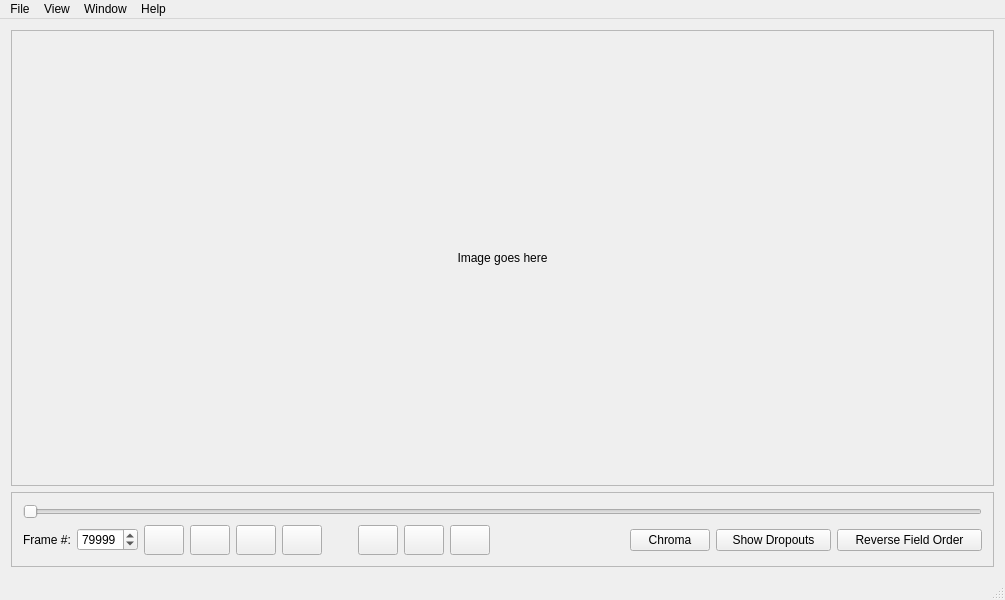
Qt form tools/ld-analyse/mainwindow.ui (happycube/ld-decode) before a commit.
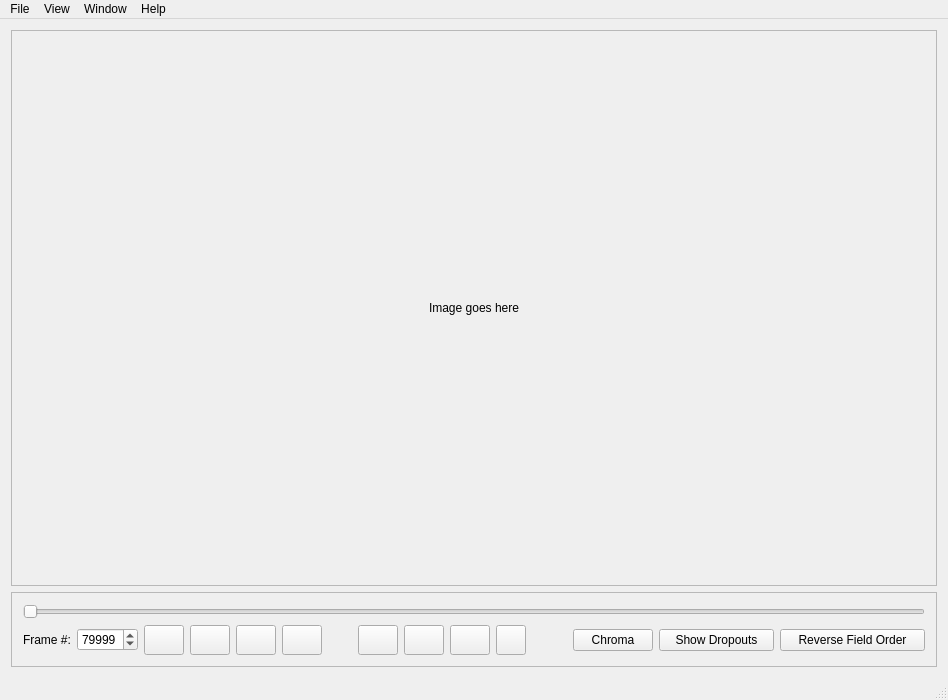
The same form after that commit. Icons and pictures are not drawn.

Diff of the .ui file:
```diff
--- a/tools/ld-analyse/mainwindow.ui
+++ b/tools/ld-analyse/mainwindow.ui
@@ -6,8 +6,8 @@
    <rect>
     <x>0</x>
     <y>0</y>
-    <width>1005</width>
-    <height>600</height>
+    <width>948</width>
+    <height>700</height>
    </rect>
   </property>
   <property name="sizePolicy">
@@ -52,8 +52,8 @@
           <rect>
            <x>0</x>
            <y>0</y>
-           <width>983</width>
-           <height>455</height>
+           <width>926</width>
+           <height>555</height>
           </rect>
          </property>
          <layout class="QVBoxLayout" name="verticalLayout_2">
@@ -264,7 +264,39 @@
               <string/>
              </property>
              <property name="icon">
-              <iconset theme="zoom-original"/>
+              <iconset theme="zoom-original">
+               <normaloff>.</normaloff>.</iconset>
+             </property>
+            </widget>
+           </item>
+           <item>
+            <widget class="QPushButton" name="mouseModePushButton">
+             <property name="minimumSize">
+              <size>
+               <width>30</width>
+               <height>30</height>
+              </size>
+             </property>
+             <property name="maximumSize">
+              <size>
+               <width>30</width>
+               <height>30</height>
+              </size>
+             </property>
+             <property name="toolTip">
+              <string>Enables mouse button to show scan line oscilloscope on click</string>
+             </property>
+             <property name="text">
+              <string/>
+             </property>
+             <property name="icon">
+              <iconset theme="mouse"/>
+             </property>
+             <property name="checkable">
+              <bool>true</bool>
+             </property>
+             <property name="checked">
+              <bool>false</bool>
              </property>
             </widget>
            </item>
@@ -343,7 +375,7 @@
     <rect>
      <x>0</x>
      <y>0</y>
-     <width>1005</width>
+     <width>948</width>
      <height>22</height>
     </rect>
    </property>
```
Left out of the diff: 6 changed lines with no effect on the pictures.
